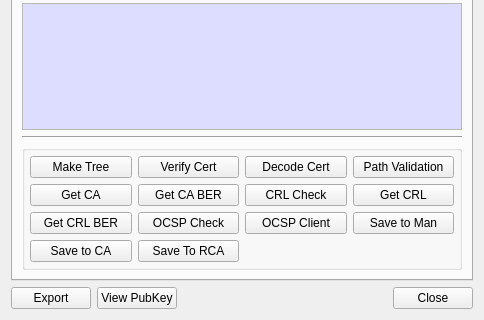
Old version of the form BerEditor/cert_info_dlg.ui in the repository jykim74/BerEditor; both pictures show x 0 to 484 and y 261 to 581 of the 484 by 581 pixel window.
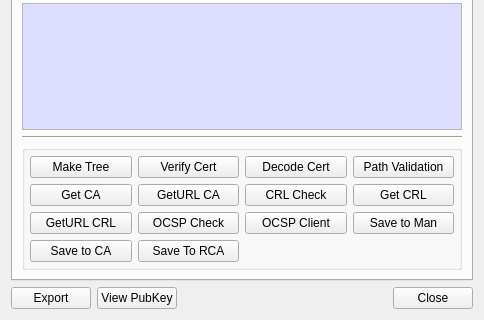
New version of the form. Icons and pictures are not drawn.

The edit to the form file:
```diff
--- a/BerEditor/cert_info_dlg.ui
+++ b/BerEditor/cert_info_dlg.ui
@@ -443,7 +443,7 @@
             <item row="1" column="1">
              <widget class="QPushButton" name="mGetCA_BERBtn">
               <property name="text">
-               <string>Get CA BER</string>
+               <string>GetURL CA</string>
               </property>
              </widget>
             </item>
@@ -480,7 +480,7 @@
             <item row="2" column="0">
              <widget class="QPushButton" name="mGetCRL_BERBtn">
               <property name="text">
-               <string>Get CRL BER</string>
+               <string>GetURL CRL</string>
               </property>
              </widget>
             </item>
```
Left out of the diff: 8 changed lines with no effect on the pictures.
